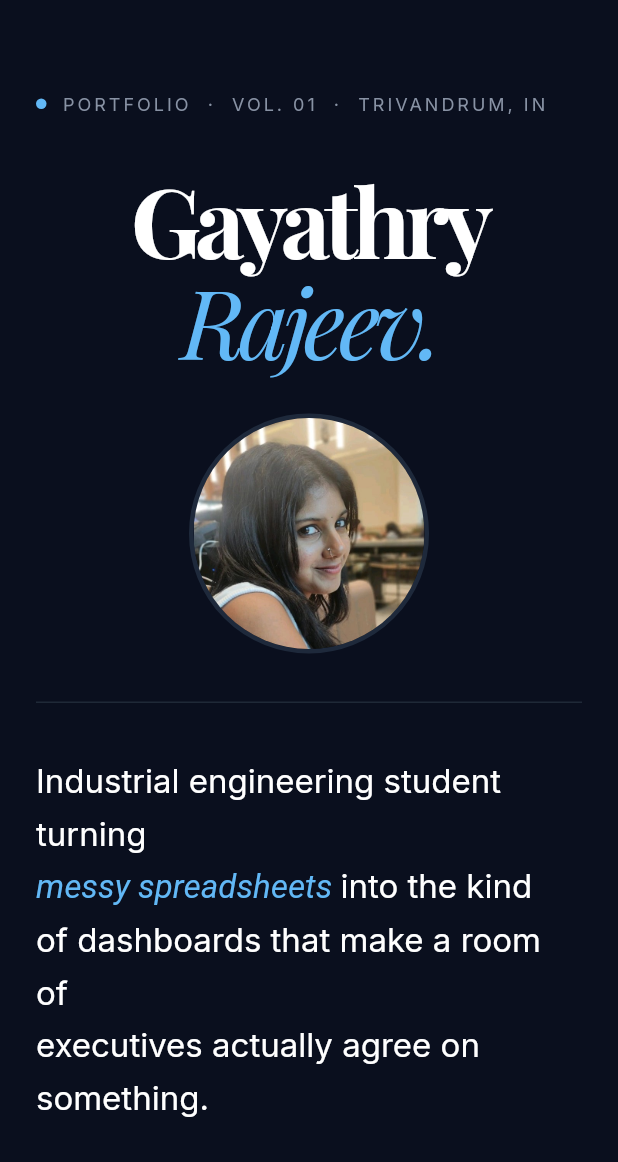
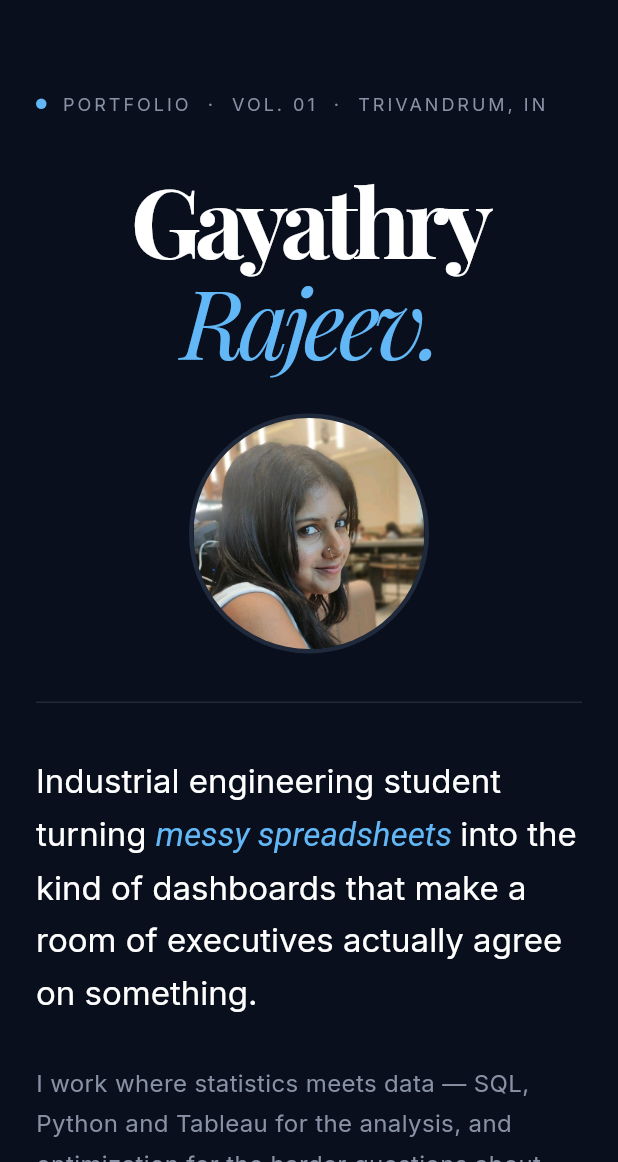
Before and after one commit to gayurajeev/Flutter-portfolio-web, a Flutter app: the screen it shows after launch, on a phone screen of 412 x 824 dp, the part 74-1236 px from its top. Run offline on Flutter 3.47's test engine with Material 3 defaults, Android fonts, the phone set to English and light mode, and no system bars; drawn by our look-alikes of flutter_animate; our stand-ins replace google_fonts, visibility_detector; missing offline and left inert: web_smooth_scroll.

Commit message:
Remove hardcoded newlines in mobile hero tagline to prevent jagged text wrapping

```diff
--- a/lib/sections/hero_section.dart
+++ b/lib/sections/hero_section.dart
@@ -74,11 +74,16 @@
 
           // Big name
           isMobile
-              ? Center(child: _buildHeroName(isMobile))
+              ? Center(
+                  child: _buildHeroName(isMobile)
+                      .animate()
+                      .fadeIn(duration: 800.ms, delay: 400.ms)
+                      .slideY(begin: 0.05, end: 0),
+                )
               : _buildHeroName(isMobile)
-              .animate()
-              .fadeIn(duration: 800.ms, delay: 400.ms)
-              .slideY(begin: 0.05, end: 0),
+                  .animate()
+                  .fadeIn(duration: 800.ms, delay: 400.ms)
+                  .slideY(begin: 0.05, end: 0),
 
           SizedBox(height: isMobile ? 32 : 48),
 
@@ -179,16 +184,16 @@
           fontSize: 22,
           color: AppColors.textPrimary,
         ),
-        children: const [
-          TextSpan(text: 'Industrial engineering student turning\n'),
-          TextSpan(
+        children: [
+          TextSpan(text: isMobile ? 'Industrial engineering student turning ' : 'Industrial engineering student turning\n'),
+          const TextSpan(
             text: 'messy spreadsheets ',
             style: TextStyle(
               color: AppColors.accent,
               fontStyle: FontStyle.italic,
             ),
           ),
-          TextSpan(text: 'into the kind\nof dashboards that make a room of\nexecutives actually agree on something.'),
+          TextSpan(text: isMobile ? 'into the kind of dashboards that make a room of executives actually agree on something.' : 'into the kind\nof dashboards that make a room of\nexecutives actually agree on something.'),
         ],
       ),
     )
```
